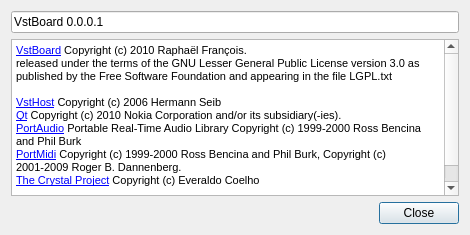
Qt form src/vstboard/views/aboutdialog.ui (rbarreiros/vstboard) before a commit.
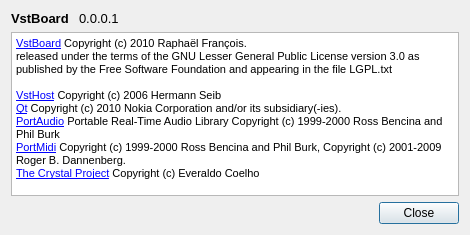
The same form after that commit.

Patch:
```diff
--- a/src/vstboard/views/aboutdialog.ui
+++ b/src/vstboard/views/aboutdialog.ui
@@ -18,14 +18,40 @@
   </property>
   <layout class="QVBoxLayout" name="verticalLayout">
    <item>
-    <widget class="QLineEdit" name="lineEdit">
-     <property name="text">
-      <string>VstBoard 0.0.0.1</string>
-     </property>
-     <property name="readOnly">
-      <bool>true</bool>
-     </property>
-    </widget>
+    <layout class="QHBoxLayout" name="horizontalLayout">
+     <item>
+      <widget class="QLabel" name="label">
+       <property name="font">
+        <font>
+         <pointsize>10</pointsize>
+         <weight>75</weight>
+         <bold>true</bold>
+        </font>
+       </property>
+       <property name="text">
+        <string>VstBoard </string>
+       </property>
+      </widget>
+     </item>
+     <item>
+      <widget class="QLabel" name="label_2">
+       <property name="sizePolicy">
+        <sizepolicy hsizetype="Expanding" vsizetype="Preferred">
+         <horstretch>0</horstretch>
+         <verstretch>0</verstretch>
+        </sizepolicy>
+       </property>
+       <property name="font">
+        <font>
+         <pointsize>10</pointsize>
+        </font>
+       </property>
+       <property name="text">
+        <string>0.0.0.1</string>
+       </property>
+      </widget>
+     </item>
+    </layout>
    </item>
    <item>
     <widget class="QTextBrowser" name="textBrowser_2">
@@ -47,9 +73,7 @@
 &lt;p style=&quot; margin-top:0px; margin-bottom:0px; margin-left:0px; margin-right:0px; -qt-block-indent:0; text-indent:0px;&quot;&gt;&lt;a href=&quot;http://qt.nokia.com&quot;&gt;&lt;span style=&quot; font-size:8pt; text-decoration: underline; color:#0000ff;&quot;&gt;Qt&lt;/span&gt;&lt;/a&gt;&lt;span style=&quot; font-size:8pt;&quot;&gt; Copyright (c) 2010 Nokia Corporation and/or its subsidiary(-ies).&lt;/span&gt;&lt;/p&gt;
 &lt;p style=&quot; margin-top:0px; margin-bottom:0px; margin-left:0px; margin-right:0px; -qt-block-indent:0; text-indent:0px;&quot;&gt;&lt;a href=&quot;http://www.portaudio.com&quot;&gt;&lt;span style=&quot; font-size:8pt; text-decoration: underline; color:#0000ff;&quot;&gt;PortAudio&lt;/span&gt;&lt;/a&gt;&lt;span style=&quot; font-size:8pt;&quot;&gt; Portable Real-Time Audio Library Copyright (c) 1999-2000 Ross Bencina and Phil Burk&lt;/span&gt;&lt;/p&gt;
 &lt;p style=&quot; margin-top:0px; margin-bottom:0px; margin-left:0px; margin-right:0px; -qt-block-indent:0; text-indent:0px;&quot;&gt;&lt;a href=&quot;http://sourceforge.net/projects/portmedia&quot;&gt;&lt;span style=&quot; font-size:8pt; text-decoration: underline; color:#0000ff;&quot;&gt;PortMidi&lt;/span&gt;&lt;/a&gt;&lt;span style=&quot; font-size:8pt;&quot;&gt; Copyright (c) 1999-2000 Ross Bencina and Phil Burk, Copyright (c) 2001-2009 Roger B. Dannenberg.&lt;/span&gt;&lt;/p&gt;
-&lt;p style=&quot; margin-top:0px; margin-bottom:0px; margin-left:0px; margin-right:0px; -qt-block-indent:0; text-indent:0px;&quot;&gt;&lt;a href=&quot;http://www.everaldo.com/crystal&quot;&gt;&lt;span style=&quot; font-size:8pt; text-decoration: underline; color:#0000ff;&quot;&gt;The Crystal Project&lt;/span&gt;&lt;/a&gt;&lt;span style=&quot; font-size:8pt;&quot;&gt; Copyright (c) Everaldo Coelho&lt;/span&gt;&lt;/p&gt;
-&lt;p style=&quot;-qt-paragraph-type:empty; margin-top:0px; margin-bottom:0px; margin-left:0px; margin-right:0px; -qt-block-indent:0; text-indent:0px; font-size:8pt;&quot;&gt;&lt;/p&gt;
-&lt;p style=&quot;-qt-paragraph-type:empty; margin-top:0px; margin-bottom:0px; margin-left:0px; margin-right:0px; -qt-block-indent:0; text-indent:0px; font-size:8pt;&quot;&gt;&lt;/p&gt;&lt;/body&gt;&lt;/html&gt;</string>
+&lt;p style=&quot; margin-top:0px; margin-bottom:0px; margin-left:0px; margin-right:0px; -qt-block-indent:0; text-indent:0px;&quot;&gt;&lt;a href=&quot;http://www.everaldo.com/crystal&quot;&gt;&lt;span style=&quot; font-size:8pt; text-decoration: underline; color:#0000ff;&quot;&gt;The Crystal Project&lt;/span&gt;&lt;/a&gt;&lt;span style=&quot; font-size:8pt;&quot;&gt; Copyright (c) Everaldo Coelho&lt;/span&gt;&lt;/p&gt;&lt;/body&gt;&lt;/html&gt;</string>
      </property>
      <property name="openExternalLinks">
       <bool>true</bool>
```
